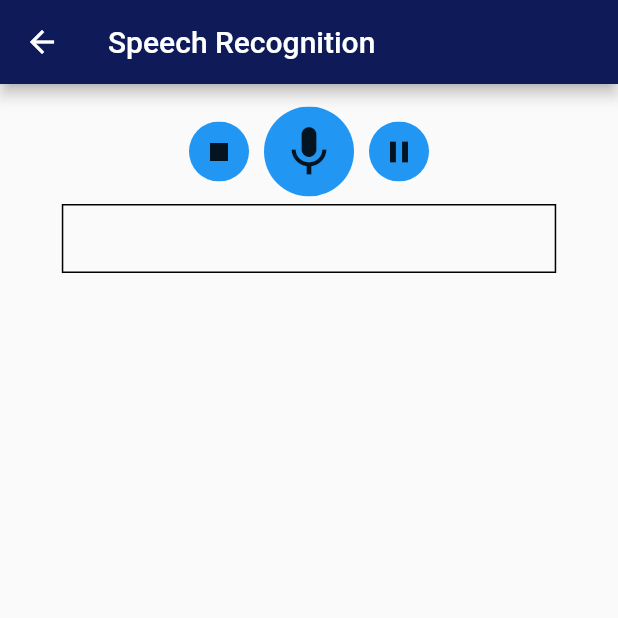
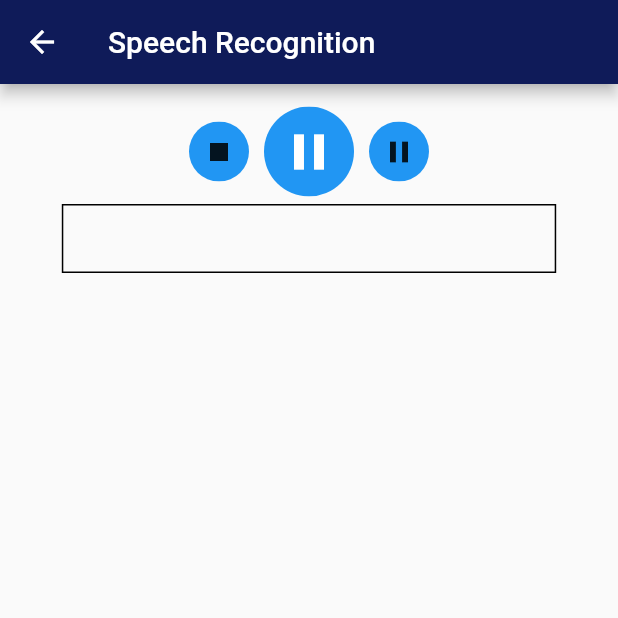
Before and after one commit to a-ng9/music_fresco, a Flutter app: the SpeechRecgScreen screen opened directly, on a phone screen of 412 x 824 dp, the top half of it. Run offline on Flutter 3.47's test engine with Material 2 defaults, Android fonts, the phone set to English and light mode, and no system bars; missing offline and left inert: speech_recognition.

Commit message:
Added Speech Recognition

```diff
--- a/lib/screen/speechRecg_screen.dart
+++ b/lib/screen/speechRecg_screen.dart
@@ -71,21 +71,31 @@ class _SpeechRecgScreenState extends State<SpeechRecgScreen> {
                 SizedBox(width: 10),
                 CustomButton(
                   pressed: () {
-                    print('Mic Button pressed');
+                    //The below IF function will activate the mic and listen for audio
                     if (_isAvailable && !_isListening) {
                       _speechRecognition
                           .listen(locale: "en_US")
                           .then((result) => ('$result'));
                     }
+                    /*The below IF function will 'stop' listening when the mic is available (pressed a 2nd time)*/
+                    // else if (_isListening) {
+                    //   _speechRecognition.stop().then(
+                    //       (result) => setState(() => _isListening = result));
+                    // }
                   },
-                  icon: Icon(Icons.mic, size: 40),
+                  icon: Icon(
+                    (_isAvailable && !_isListening) ? Icons.mic : Icons.pause,
+                    size: 40,
+                    color: (_isAvailable && !_isListening)
+                        ? Colors.black
+                        : Colors.white,
+                  ),
                   color: Colors.blue,
                   size: 60,
                 ),
                 SizedBox(width: 10),
                 CustomButton(
                   pressed: () {
-                    print('pause Button pressed');
                     if (_isListening) {
                       _speechRecognition.stop().then(
                           (result) => setState(() => _isListening = result));
@@ -94,7 +104,7 @@ class _SpeechRecgScreenState extends State<SpeechRecgScreen> {
                   icon: Icon(Icons.pause),
                   color: Colors.blue,
                   size: 40,
-                )
+                ),
               ],
             ),
             SizedBox(height: 5),
--- a/lib/widgets/customAppBar.dart
+++ b/lib/widgets/customAppBar.dart
@@ -17,7 +17,7 @@ class MyAppBar extends StatelessWidget {
           clipper: MyClipper(),
           child: Container(
             //width: 100,
-            width: double.infinity,
+            width: MediaQuery.of(context).size.width,
             height: 195,
             color: Styles.getDarkBlueColor(),
             child: Padding(
```
Also changed, not shown: 2 other files.
